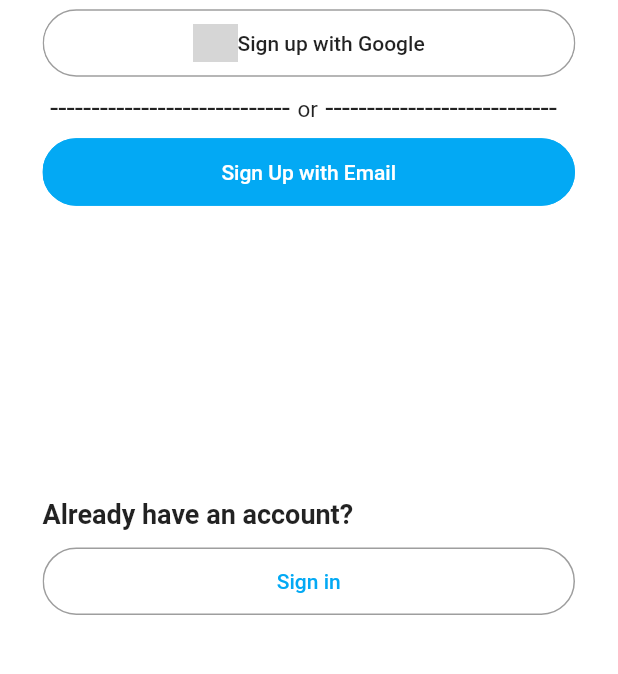
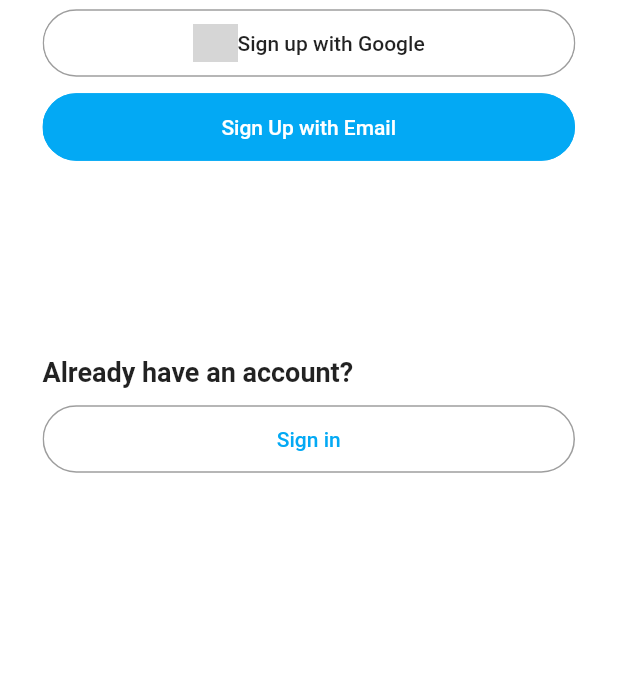
Before and after one commit to team6-cmpn/twitter_Android_teamm, a Flutter app: the screen it shows after launch, on a phone screen of 412 x 824 dp, the part 338-1012 px from its top. Run offline on Flutter 3.47's test engine with Material 2 defaults, Android fonts, the phone set to English and light mode, and no system bars; our stand-ins replace firebase_auth, firebase_core, font_awesome_flutter, google_sign_in, hive, salomon_bottom_bar and 2 more; missing offline and left inert: firebase_auth_web, firebase_core_web, google_sign_in_web; accounts and stored records are empty; grey boxes are pictures that could not be loaded.

```diff
--- a/twitter_app/lib/screens/Login/body_for_login_screen.dart
+++ b/twitter_app/lib/screens/Login/body_for_login_screen.dart
@@ -2,6 +2,7 @@
 import 'package:flutter/material.dart';
 import 'package:provider/provider.dart';
 import 'package:twitter_app/components/google_sign_in.dart';
+import 'package:twitter_app/components/icon.dart';
 import 'package:twitter_app/screens/home/Timeline.dart';
 /* import 'package:twitter_app/unused/body_for_home_page_screen.dart';
 import 'package:twitter_app/unused/logged_in_widget.dart'; */
--- a/twitter_app/lib/screens/home/Timeline.dart
+++ b/twitter_app/lib/screens/home/Timeline.dart
@@ -2,6 +2,7 @@
 
 import 'package:flutter/material.dart';
 import 'package:font_awesome_flutter/font_awesome_flutter.dart';
+import 'package:twitter_app/components/icon.dart';
 
 import '../../components/widgets/sidemenu.dart';
 import '../Settings/notificationspage.dart';
@@ -90,7 +91,7 @@ class TimelinePage extends StatelessWidget {
             showUnselectedLabels: false,
             items: [
               BottomNavigationBarItem(
-                icon: FaIcon(FontAwesomeIcons.home),
+                icon: Icon(FontAwesomeIcons.home),
                 label: 'News Feed',
               ),
               BottomNavigationBarItem(
--- a/twitter_app/lib/screens/welcome/body_startup_page.dart
+++ b/twitter_app/lib/screens/welcome/body_startup_page.dart
@@ -19,7 +19,7 @@ class BodyStartUpPage extends StatelessWidget {
   @override
   Widget build(BuildContext context) {
     // ignore: unused_local_variable
-    Size size = MediaQuery.of(context).size;
+    int size = 500;
     //this size provide the total height and width of the screen
 
     return SafeArea(
@@ -91,7 +91,7 @@ class BodyStartUpPage extends StatelessWidget {
               ),
             ), */
 
-            Container(
+            /* Container(
               padding: EdgeInsets.all(5),
               width: size.width * 0.86,
               child: Row(
@@ -125,7 +125,8 @@ class BodyStartUpPage extends StatelessWidget {
                   ),
                 ],
               ),
-            ),
+            ), */
+
             SizedBox(),
             /* Container(
               height: 70,
@@ -160,7 +161,8 @@ class BodyStartUpPage extends StatelessWidget {
               ),
             ), */
             SizedBox(
-              height: size.height * 0.2,
+              // height: size.height * 0.2,
+              height: size * 0.2,
             ),
             Text(
               'Already have an account?',
```
Also changed, not shown: twitter_app/lib/model/tweetBoxWidget.dart (+13 -5 lines), twitter_app/lib/unused/icon.dart (added, +11 -0 lines), twitter_app/lib/unused/icon2.dart (added, +19 -0 lines), twitter_app/pubspec.yaml (+16 -4 lines), twitter_app/assests/MyFlutterApp.ttf (added), twitter_app/assests/icons/mixtweets.ttf (added), twitter_app/assests/icons/tweetgreen.ttf (added), 2 other files.
